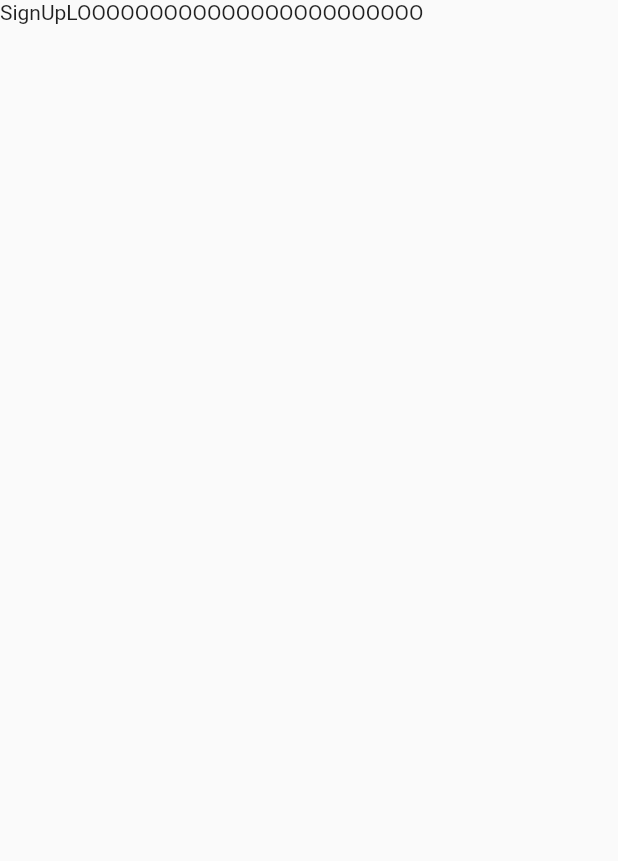
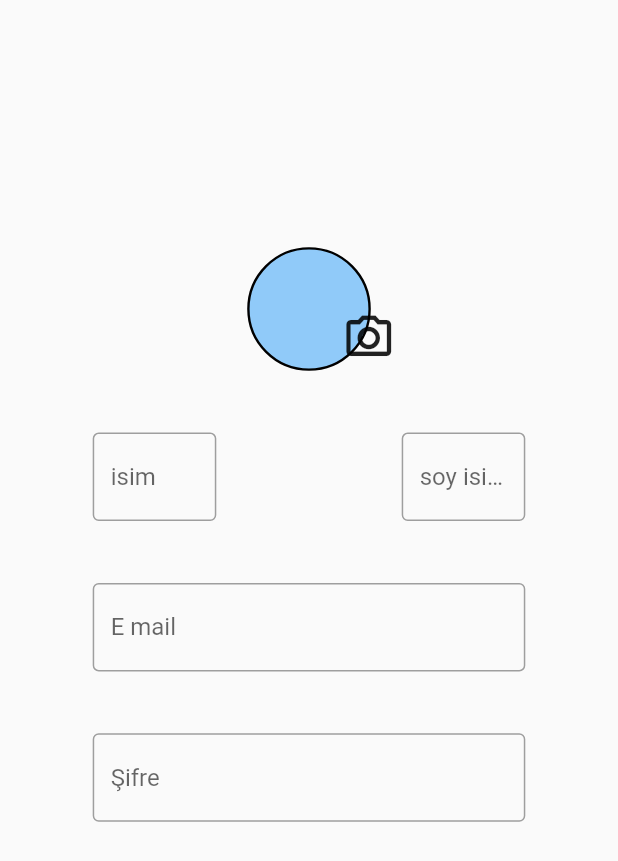
Before and after one commit to Soomali/pooly_assignment, a Flutter app: the SignUpLayout screen opened directly, on a phone screen of 412 x 824 dp. Shown: the top 861 px of the screen. Run offline on Flutter 3.47's test engine with Material 2 defaults, Android fonts, the phone set to English and light mode, and no system bars; our stand-ins replace bloc, cloud_firestore, firebase_auth, firebase_core, flutter_bloc, formz; accounts and stored records are empty.

Commit message:
added photo area and aligned widgets a little bit.

```diff
--- a/lib/views/signUp/photo_area.dart
+++ b/lib/views/signUp/photo_area.dart
@@ -1 +1,37 @@
 part of 'sign_up.dart';
+
+class SignUpPhotoArea extends StatelessWidget {
+  const SignUpPhotoArea({Key? key}) : super(key: key);
+
+  @override
+  Widget build(BuildContext context) {
+    final Uint8List? photo = context.read<SignupBloc>().state.photo;
+    final Size size = MediaQuery.of(context).size;
+    return Stack(
+      children: [
+        Container(
+          width: size.width * 0.3,
+          height: size.height * 0.1,
+          decoration: ShapeDecoration(
+              shape: CircleBorder(side: BorderSide(width: 1.6)),
+              color: Colors.blue.shade200,
+              image: photo == null
+                  ? null
+                  : DecorationImage(image: MemoryImage(photo))),
+        ),
+        Positioned(
+          right: 0,
+          bottom: 0,
+          child: IconButton(
+              onPressed: () {
+                context.read<SignupBloc>().add(PhotoSelect());
+              },
+              icon: Icon(
+                Icons.camera_alt_outlined,
+                size: 36,
+              )),
+        )
+      ],
+    );
+  }
+}
--- a/lib/views/signUp/sign_up.dart
+++ b/lib/views/signUp/sign_up.dart
@@ -1,9 +1,11 @@
+import 'dart:developer';
+import 'dart:typed_data';
+
 import 'package:flutter/material.dart';
 import 'package:flutter_bloc/flutter_bloc.dart';
 import 'package:pooly_test/bloc/signUp/signup_bloc.dart';
-
+import '../logIn/login_page.dart';
 part 'sign_up_layout.dart';
-part 'string_input_area.dart';
 part 'int_input_area.dart';
 part 'sign_up_button.dart';
 part 'photo_area.dart';
--- a/lib/views/signUp/sign_up_layout.dart
+++ b/lib/views/signUp/sign_up_layout.dart
@@ -5,8 +5,40 @@ class SignUpLayout extends StatelessWidget {
 
   @override
   Widget build(BuildContext context) {
-    return Scaffold(
-      body: Container(child: Text('SignUpLOOOOOOOOOOOOOOOOOOOOOOOO')),
+    final Size size = MediaQuery.of(context).size;
+    return BlocListener<SignupBloc, SignupState>(
+      listener: (context, state) {
+        if (state is PhotoSelectState) {
+          log('selectPhoto');
+        }
+      },
+      child: Scaffold(
+        body: Column(mainAxisAlignment: MainAxisAlignment.start, children: [
+          SizedBox(
+            height: size.height * 0.2,
+          ),
+          SignUpPhotoArea(),
+          SizedBox(
+            height: size.height * 0.05,
+          ),
+          Row(
+            mainAxisAlignment: MainAxisAlignment.spaceAround,
+            children: [
+              Expanded(child: LogInInput(hint: 'isim', onTextChanged: (_) {})),
+              Expanded(
+                  child: LogInInput(hint: 'soy isim', onTextChanged: (_) {})),
+            ],
+          ),
+          SizedBox(
+            height: size.height * 0.05,
+          ),
+          LogInInput(hint: 'E mail', onTextChanged: (_) {}),
+          SizedBox(
+            height: size.height * 0.05,
+          ),
+          LogInInput(hint: 'Şifre', onTextChanged: (_) {}),
+        ]),
+      ),
     );
   }
 }
--- a/lib/views/signUp/string_input_area.dart
+++ /dev/null
@@ -1 +0,0 @@
-part of 'sign_up.dart';
```
